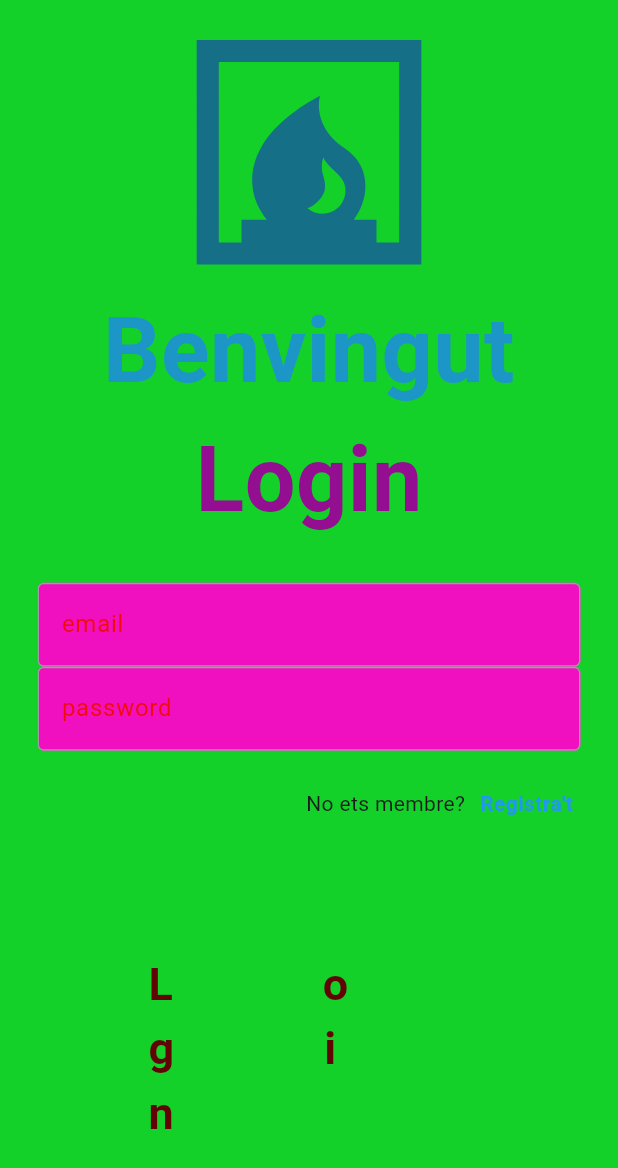
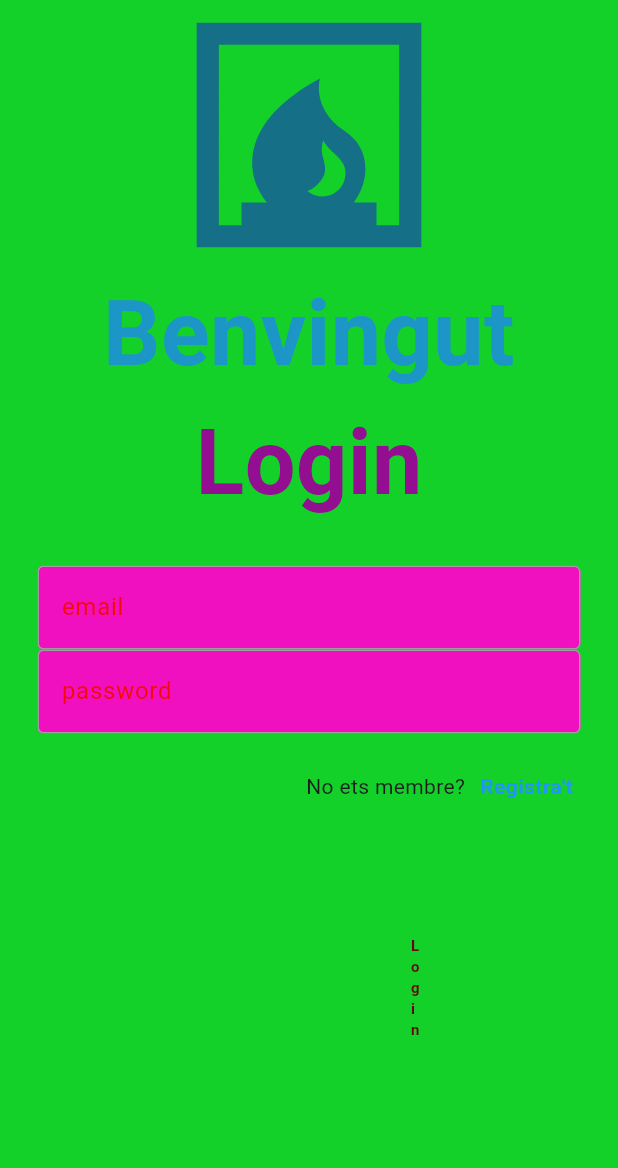
Before and after one commit to RPM171/firebase_flutter, a Flutter app: the screen it shows after launch, on a phone screen of 412 x 824 dp. Shown: the top 1168 px of the screen. Run offline on Flutter 3.47's test engine with Material 3 defaults, Android fonts, the phone set to English and light mode, and no system bars.

Commit message:
UI login safe Area SingleChildscrollview

```diff
--- a/lib/Components/button_auth.dart
+++ b/lib/Components/button_auth.dart
@@ -12,8 +12,8 @@ class button_auth extends StatelessWidget {
       style: TextStyle(
       color: Color.fromARGB(255, 99, 4, 4),
       fontWeight: FontWeight.bold,
-      fontSize: 30,
-      letterSpacing: 100,
+      fontSize: 10,
+      letterSpacing: 450,
       ),
       ),
     );
--- a/lib/Pagines/paginalogin.dart
+++ b/lib/Pagines/paginalogin.dart
@@ -16,7 +16,8 @@ class _PaginaLoginState extends State<PaginaLogin> {
   Widget build(BuildContext context) {
     return Scaffold(
       backgroundColor: Color.fromARGB(255, 19, 209, 41),
-      body: Center(
+      body: SingleChildScrollView(
+        child: Center(
           child: Column(
             mainAxisAlignment: MainAxisAlignment.center,
             children: [
@@ -88,6 +89,7 @@ class _PaginaLoginState extends State<PaginaLogin> {
             ],
           ),
         ),
+      ),
     );
   }
 }
```
Lines whose indentation alone changed are shown as unchanged.
